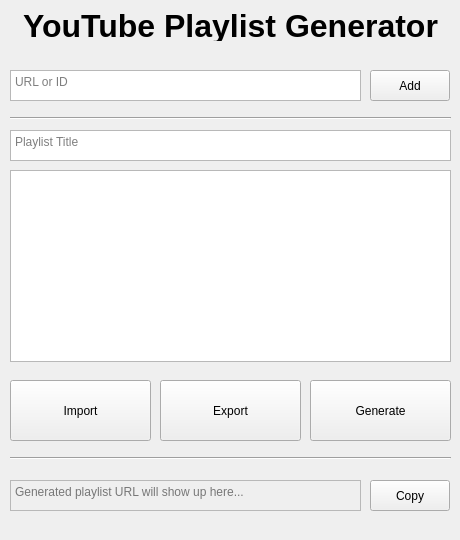
The window that src/gui/form.ui (christianhofmanncodes/youtube-playlist-generator) describes before a commit, drawn with Qt 5.
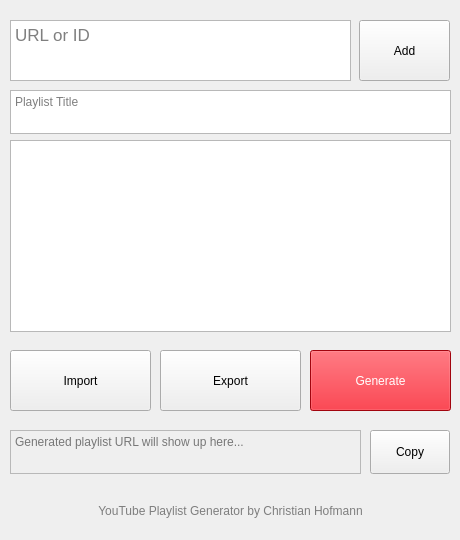
The same window after the commit.

Commit message: change ui design with qt_material and add first functions to buttons

What changed in the file:
```diff
--- a/src/gui/form.ui
+++ b/src/gui/form.ui
@@ -39,11 +39,19 @@
     <property name="geometry">
      <rect>
       <x>10</x>
-      <y>70</y>
-      <width>351</width>
-      <height>31</height>
+      <y>20</y>
+      <width>341</width>
+      <height>61</height>
      </rect>
     </property>
+    <property name="font">
+     <font>
+      <pointsize>13</pointsize>
+     </font>
+    </property>
+    <property name="cursor" stdset="0">
+     <cursorShape>IBeamCursor</cursorShape>
+    </property>
     <property name="placeholderText">
      <string>URL or ID</string>
     </property>
@@ -51,10 +59,10 @@
    <widget class="QPushButton" name="pushButton_add">
     <property name="geometry">
      <rect>
-      <x>370</x>
-      <y>70</y>
-      <width>80</width>
-      <height>31</height>
+      <x>359</x>
+      <y>20</y>
+      <width>91</width>
+      <height>61</height>
      </rect>
     </property>
     <property name="text">
@@ -65,9 +73,9 @@
     <property name="geometry">
      <rect>
       <x>10</x>
-      <y>130</y>
+      <y>90</y>
       <width>441</width>
-      <height>31</height>
+      <height>44</height>
      </rect>
     </property>
     <property name="placeholderText">
@@ -78,7 +86,7 @@
     <property name="geometry">
      <rect>
       <x>10</x>
-      <y>170</y>
+      <y>140</y>
       <width>441</width>
       <height>192</height>
      </rect>
@@ -97,13 +105,26 @@
     <property name="geometry">
      <rect>
       <x>10</x>
-      <y>480</y>
+      <y>430</y>
       <width>351</width>
-      <height>31</height>
+      <height>44</height>
      </rect>
     </property>
-    <property name="textInteractionFlags">
-     <set>Qt::LinksAccessibleByKeyboard|Qt::LinksAccessibleByMouse|Qt::TextBrowserInteraction|Qt::TextSelectableByKeyboard|Qt::TextSelectableByMouse</set>
+    <property name="cursor" stdset="0">
+     <cursorShape>ForbiddenCursor</cursorShape>
+    </property>
+    <property name="frameShape">
+     <enum>QFrame::StyledPanel</enum>
+    </property>
+    <property name="frameShadow">
+     <enum>QFrame::Sunken</enum>
+    </property>
+    <property name="html">
+     <string>&lt;!DOCTYPE HTML PUBLIC &quot;-//W3C//DTD HTML 4.0//EN&quot; &quot;http://www.w3.org/TR/REC-html40/strict.dtd&quot;&gt;
+&lt;html&gt;&lt;head&gt;&lt;meta name=&quot;qrichtext&quot; content=&quot;1&quot; /&gt;&lt;meta charset=&quot;utf-8&quot; /&gt;&lt;style type=&quot;text/css&quot;&gt;
+p, li { white-space: pre-wrap; }
+&lt;/style&gt;&lt;/head&gt;&lt;body style=&quot; font-family:'.AppleSystemUIFont'; font-size:13pt; font-weight:400; font-style:normal;&quot;&gt;
+&lt;p style=&quot;-qt-paragraph-type:empty; margin-top:0px; margin-bottom:0px; margin-left:0px; margin-right:0px; -qt-block-indent:0; text-indent:0px;&quot;&gt;&lt;br /&gt;&lt;/p&gt;&lt;/body&gt;&lt;/html&gt;</string>
     </property>
     <property name="placeholderText">
      <string>Generated playlist URL will show up here...</string>
@@ -113,11 +134,18 @@
     <property name="geometry">
      <rect>
       <x>310</x>
-      <y>380</y>
+      <y>350</y>
       <width>141</width>
       <height>61</height>
      </rect>
     </property>
+    <property name="cursor">
+     <cursorShape>PointingHandCursor</cursorShape>
+    </property>
+    <property name="styleSheet">
+     <string notr="true">color: rgb(255, 255, 255);
+background-color: rgb(227, 6, 19);</string>
+    </property>
     <property name="text">
      <string>Generate</string>
     </property>
@@ -126,7 +154,7 @@
     <property name="geometry">
      <rect>
       <x>160</x>
-      <y>380</y>
+      <y>350</y>
       <width>141</width>
       <height>61</height>
      </rect>
@@ -139,7 +167,7 @@
     <property name="geometry">
      <rect>
       <x>10</x>
-      <y>380</y>
+      <y>350</y>
       <width>141</width>
       <height>61</height>
      </rect>
@@ -158,9 +186,9 @@
     <property name="geometry">
      <rect>
       <x>370</x>
-      <y>480</y>
+      <y>430</y>
       <width>80</width>
-      <height>31</height>
+      <height>44</height>
      </rect>
     </property>
     <property name="text">
@@ -171,51 +199,33 @@
     <property name="geometry">
      <rect>
       <x>10</x>
-      <y>10</y>
+      <y>490</y>
       <width>441</width>
-      <height>31</height>
+      <height>41</height>
      </rect>
     </property>
     <property name="font">
      <font>
-      <pointsize>24</pointsize>
-      <bold>true</bold>
+      <italic>false</italic>
      </font>
     </property>
+    <property name="cursor">
+     <cursorShape>ArrowCursor</cursorShape>
+    </property>
+    <property name="autoFillBackground">
+     <bool>false</bool>
+    </property>
+    <property name="styleSheet">
+     <string notr="true">color: rgb(126, 126, 126);</string>
+    </property>
     <property name="text">
-     <string>YouTube Playlist Generator</string>
+     <string>YouTube Playlist Generator by Christian Hofmann</string>
     </property>
     <property name="alignment">
      <set>Qt::AlignCenter</set>
     </property>
-    <property name="textInteractionFlags">
-     <set>Qt::NoTextInteraction</set>
-    </property>
-   </widget>
-   <widget class="Line" name="line">
-    <property name="geometry">
-     <rect>
-      <x>10</x>
-      <y>110</y>
-      <width>441</width>
-      <height>16</height>
-     </rect>
-    </property>
-    <property name="orientation">
-     <enum>Qt::Horizontal</enum>
-    </property>
-   </widget>
-   <widget class="Line" name="line_2">
-    <property name="geometry">
-     <rect>
-      <x>10</x>
-      <y>450</y>
-      <width>441</width>
-      <height>16</height>
-     </rect>
-    </property>
-    <property name="orientation">
-     <enum>Qt::Horizontal</enum>
+    <property name="wordWrap">
+     <bool>false</bool>
     </property>
    </widget>
   </widget>
```
Left out of the diff: 17 changed lines with no effect on the pictures. The commit also changes 2 other files.
